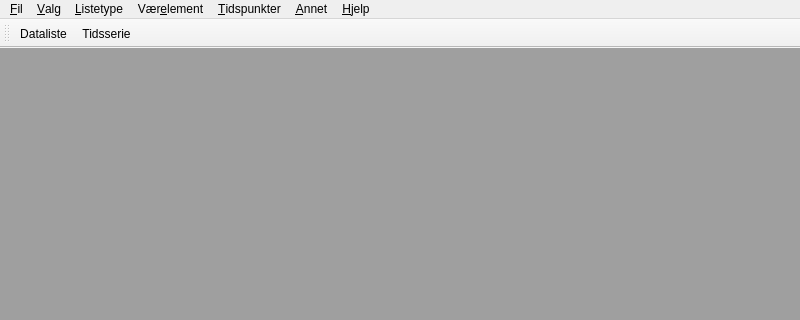
This is src/mainwindow.ui in metno/kvhqc as Qt 5 draws it before an edit; both pictures show x 0 to 800 and y 0 to 320 of the 800 by 600 pixel window. The edited form follows.
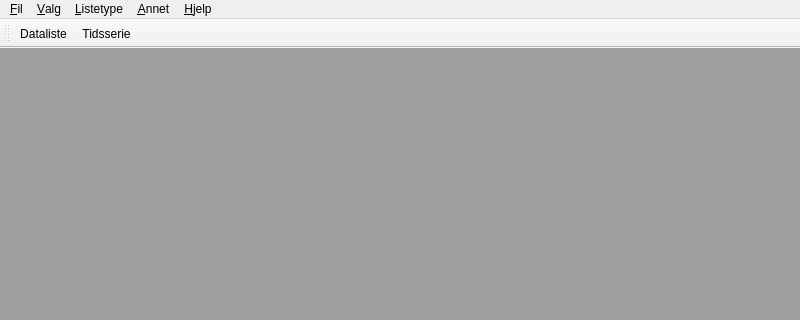
This is the edited form.

Diff of the .ui file:
```diff
--- a/src/mainwindow.ui
+++ b/src/mainwindow.ui
@@ -70,28 +70,6 @@
     <addaction name="actionTextDataList"/>
     <addaction name="actionRejectDecode"/>
    </widget>
-   <widget class="QMenu" name="menuWeatherElement">
-    <property name="title">
-     <string>Vær&amp;element</string>
-    </property>
-    <addaction name="actionParametersDaily"/>
-    <addaction name="actionParametersPrioritized"/>
-    <addaction name="actionParametersTemperatureHumidity"/>
-    <addaction name="actionParametersPrecipitationSnow"/>
-    <addaction name="actionParametersWindPressure"/>
-    <addaction name="actionParametersVisual"/>
-    <addaction name="actionParametersMaritime"/>
-    <addaction name="actionParametersSynop"/>
-    <addaction name="actionParametersWind"/>
-    <addaction name="actionParametersPluviometer"/>
-    <addaction name="actionParametersAll"/>
-   </widget>
-   <widget class="QMenu" name="menuTimes">
-    <property name="title">
-     <string>&amp;Tidspunkter</string>
-    </property>
-    <addaction name="timesAction"/>
-   </widget>
    <widget class="QMenu" name="menuOther">
     <property name="title">
      <string>&amp;Annet</string>
@@ -116,8 +94,6 @@
    <addaction name="menuFile"/>
    <addaction name="menuValg"/>
    <addaction name="menuListType"/>
-   <addaction name="menuWeatherElement"/>
-   <addaction name="menuTimes"/>
    <addaction name="menuOther"/>
    <addaction name="menuHelp"/>
   </widget>
```
Left out of the diff: 288 changed lines with no effect on the pictures.
